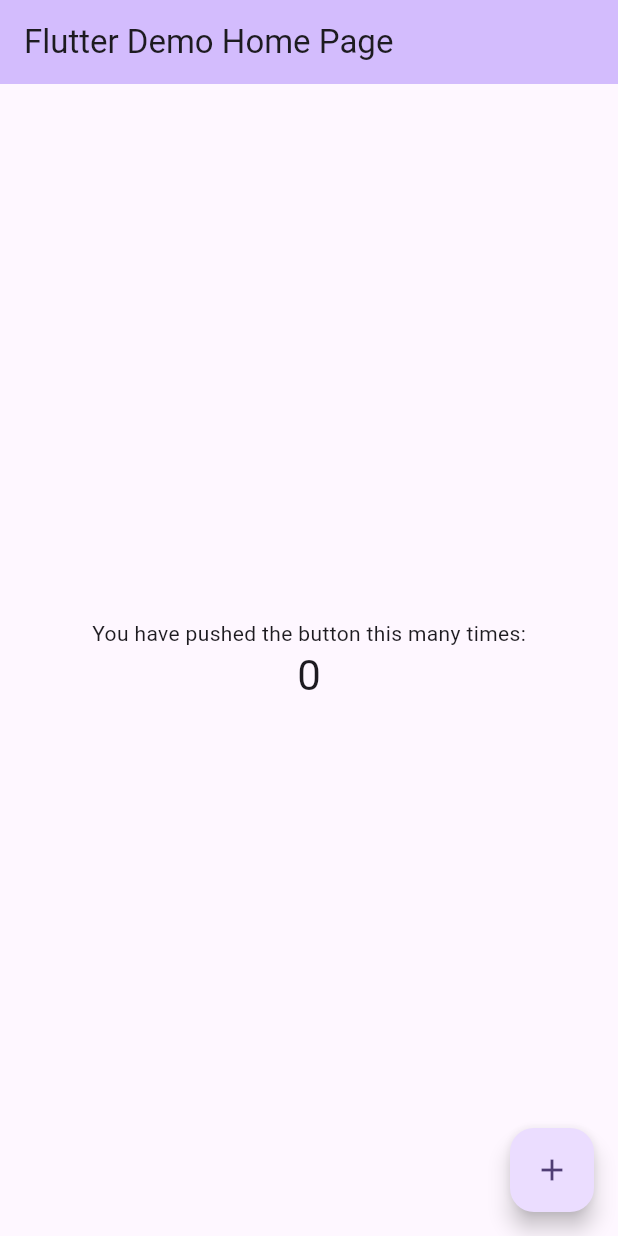
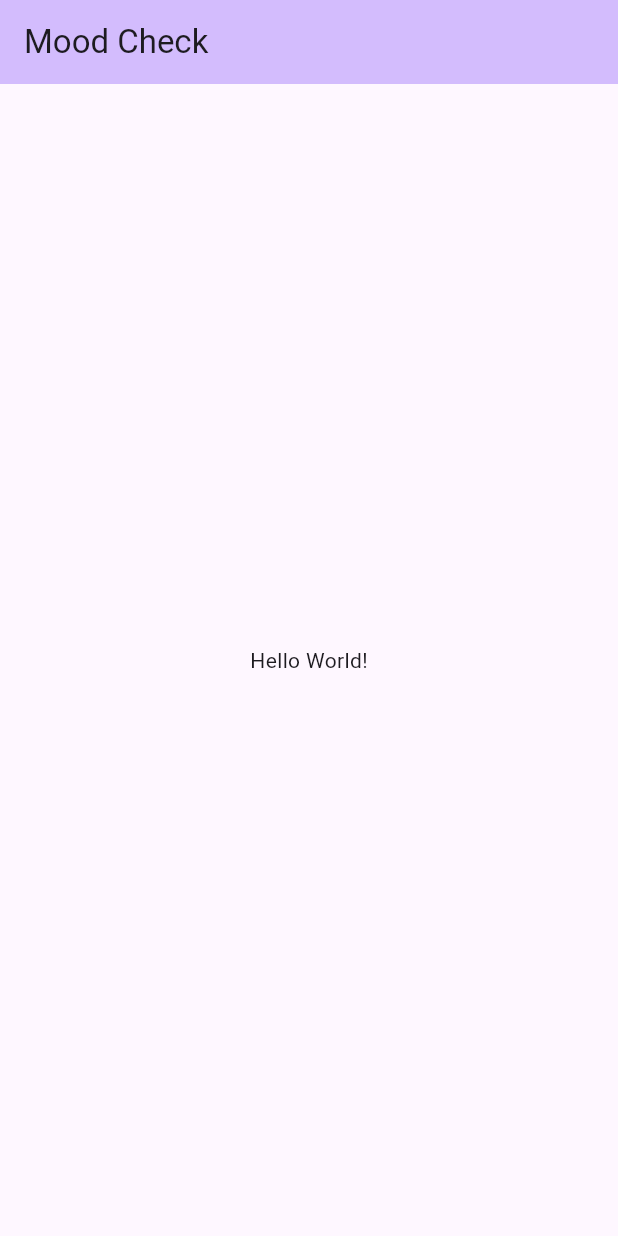
Before and after one commit to NGHRD/MoodCheckApp, a Flutter app: the screen it shows after launch, on a phone screen of 412 x 824 dp. Run offline on Flutter 3.47's test engine with Material 2 defaults, Android fonts, the phone set to English and light mode, and no system bars.

Commit message:
Clean up for project start

```diff
--- a/lib/main.dart
+++ b/lib/main.dart
@@ -7,119 +7,39 @@ void main() {
 class MyApp extends StatelessWidget {
   const MyApp({super.key});
 
-  // This widget is the root of your application.
   @override
   Widget build(BuildContext context) {
     return MaterialApp(
-      title: 'Flutter Demo',
+      title: 'Mood Check',
       theme: ThemeData(
-        // This is the theme of your application.
-        //
-        // TRY THIS: Try running your application with "flutter run". You'll see
-        // the application has a blue toolbar. Then, without quitting the app,
-        // try changing the seedColor in the colorScheme below to Colors.green
-        // and then invoke "hot reload" (save your changes or press the "hot
-        // reload" button in a Flutter-supported IDE, or press "r" if you used
-        // the command line to start the app).
-        //
-        // Notice that the counter didn't reset back to zero; the application
-        // state is not lost during the reload. To reset the state, use hot
-        // restart instead.
-        //
-        // This works for code too, not just values: Most code changes can be
-        // tested with just a hot reload.
         colorScheme: ColorScheme.fromSeed(seedColor: Colors.deepPurple),
         useMaterial3: true,
       ),
-      home: const MyHomePage(title: 'Flutter Demo Home Page'),
+      home: const HomePage(),
     );
   }
 }
 
-class MyHomePage extends StatefulWidget {
-  const MyHomePage({super.key, required this.title});
-
-  // This widget is the home page of your application. It is stateful, meaning
-  // that it has a State object (defined below) that contains fields that affect
-  // how it looks.
-
-  // This class is the configuration for the state. It holds the values (in this
-  // case the title) provided by the parent (in this case the App widget) and
-  // used by the build method of the State. Fields in a Widget subclass are
-  // always marked "final".
-
-  final String title;
-
-  @override
-  State<MyHomePage> createState() => _MyHomePageState();
-}
-
-class _MyHomePageState extends State<MyHomePage> {
-  int _counter = 0;
-
-  void _incrementCounter() {
-    setState(() {
-      // This call to setState tells the Flutter framework that something has
-      // changed in this State, which causes it to rerun the build method below
-      // so that the display can reflect the updated values. If we changed
-      // _counter without calling setState(), then the build method would not be
-      // called again, and so nothing would appear to happen.
-      _counter++;
-    });
-  }
+class HomePage extends StatelessWidget {
+  const HomePage({super.key});
 
   @override
   Widget build(BuildContext context) {
-    // This method is rerun every time setState is called, for instance as done
-    // by the _incrementCounter method above.
-    //
-    // The Flutter framework has been optimized to make rerunning build methods
-    // fast, so that you can just rebuild anything that needs updating rather
-    // than having to individually change instances of widgets.
     return Scaffold(
       appBar: AppBar(
-        // TRY THIS: Try changing the color here to a specific color (to
-        // Colors.amber, perhaps?) and trigger a hot reload to see the AppBar
-        // change color while the other colors stay the same.
         backgroundColor: Theme.of(context).colorScheme.inversePrimary,
-        // Here we take the value from the MyHomePage object that was created by
-        // the App.build method, and use it to set our appbar title.
-        title: Text(widget.title),
+        title: const Text("Mood Check"),
       ),
-      body: Center(
-        // Center is a layout widget. It takes a single child and positions it
-        // in the middle of the parent.
+      body: const Center(
         child: Column(
-          // Column is also a layout widget. It takes a list of children and
-          // arranges them vertically. By default, it sizes itself to fit its
-          // children horizontally, and tries to be as tall as its parent.
-          //
-          // Column has various properties to control how it sizes itself and
-          // how it positions its children. Here we use mainAxisAlignment to
-          // center the children vertically; the main axis here is the vertical
-          // axis because Columns are vertical (the cross axis would be
-          // horizontal).
-          //
-          // TRY THIS: Invoke "debug painting" (choose the "Toggle Debug Paint"
-          // action in the IDE, or press "p" in the console), to see the
-          // wireframe for each widget.
           mainAxisAlignment: MainAxisAlignment.center,
           children: <Widget>[
-            const Text(
-              'You have pushed the button this many times:',
-            ),
             Text(
-              '$_counter',
-              style: Theme.of(context).textTheme.headlineMedium,
+              'Hello World!',
             ),
           ],
         ),
-      ),
-      floatingActionButton: FloatingActionButton(
-        onPressed: _incrementCounter,
-        tooltip: 'Increment',
-        child: const Icon(Icons.add),
-      ), // This trailing comma makes auto-formatting nicer for build methods.
+      ),// This trailing comma makes auto-formatting nicer for build methods.
     );
   }
 }
```
